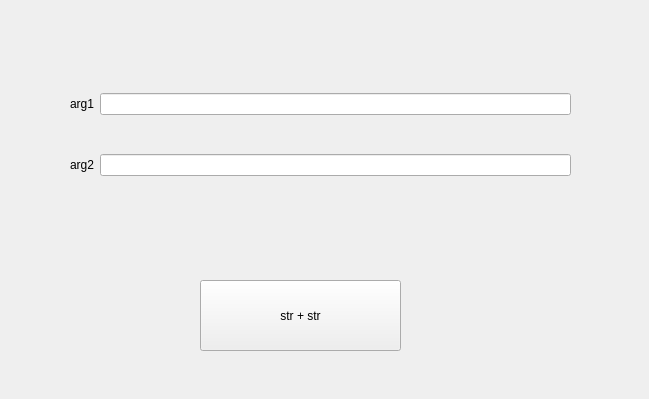
This is QtLearn/str_connect.ui in steve3ussr/PyCharmProject as Qt 5 draws it before an edit. The edited form follows.
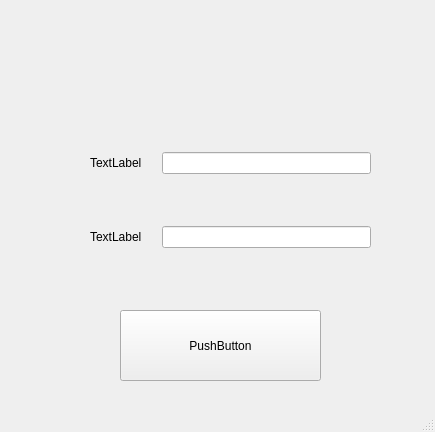
This is the edited form.

```diff
--- a/QtLearn/str_connect.ui
+++ b/QtLearn/str_connect.ui
@@ -1,39 +1,68 @@
 <?xml version="1.0" encoding="UTF-8"?>
 <ui version="4.0">
- <class>Form</class>
- <widget class="QWidget" name="Form">
+ <class>MainWindow</class>
+ <widget class="QMainWindow" name="MainWindow">
   <property name="geometry">
    <rect>
     <x>0</x>
     <y>0</y>
-    <width>649</width>
-    <height>399</height>
+    <width>435</width>
+    <height>432</height>
    </rect>
   </property>
   <property name="windowTitle">
    <string>Form</string>
   </property>
+  <widget class="QWidget" name="centralwidget">
+   <widget class="QPushButton" name="button_print">
+    <property name="geometry">
+     <rect>
+      <x>120</x>
+      <y>310</y>
+      <width>201</width>
+      <height>71</height>
+     </rect>
+    </property>
+    <property name="text">
+     <string>PushButton</string>
+    </property>
+   </widget>
   <widget class="QWidget" name="gridLayoutWidget">
    <property name="geometry">
     <rect>
      <x>70</x>
-     <y>60</y>
-     <width>501</width>
-     <height>151</height>
+      <y>100</y>
+      <width>321</width>
+      <height>201</height>
     </rect>
    </property>
    <layout class="QGridLayout" name="gridLayout">
-    <item row="1" column="0">
-     <widget class="QLabel" name="label_arg2">
-      <property name="text">
-       <string>arg2</string>
-      </property>
-     </widget>
-    </item>
+     <property name="leftMargin">
+      <number>20</number>
+     </property>
+     <property name="topMargin">
+      <number>0</number>
+     </property>
+     <property name="rightMargin">
+      <number>20</number>
+     </property>
+     <property name="horizontalSpacing">
+      <number>20</number>
+     </property>
+     <property name="verticalSpacing">
+      <number>0</number>
+     </property>
     <item row="0" column="0">
      <widget class="QLabel" name="label_arg1">
       <property name="text">
-       <string>arg1</string>
+        <string>TextLabel</string>
+       </property>
+      </widget>
+     </item>
+     <item row="1" column="0">
+      <widget class="QLabel" name="label_2">
+       <property name="text">
+        <string>TextLabel</string>
       </property>
      </widget>
     </item>
@@ -45,19 +74,18 @@
     </item>
    </layout>
   </widget>
-  <widget class="QPushButton" name="button_str_connect">
+  </widget>
+  <widget class="QMenuBar" name="menubar">
    <property name="geometry">
     <rect>
-     <x>200</x>
-     <y>280</y>
-     <width>201</width>
-     <height>71</height>
+     <x>0</x>
+     <y>0</y>
+     <width>435</width>
+     <height>22</height>
     </rect>
    </property>
-   <property name="text">
-    <string>str + str</string>
-   </property>
   </widget>
+  <widget class="QStatusBar" name="statusbar"/>
  </widget>
  <resources/>
  <connections/>
```
Left out of the diff: 8 changed lines with no effect on the pictures. Lines whose indentation alone changed are shown as unchanged.
